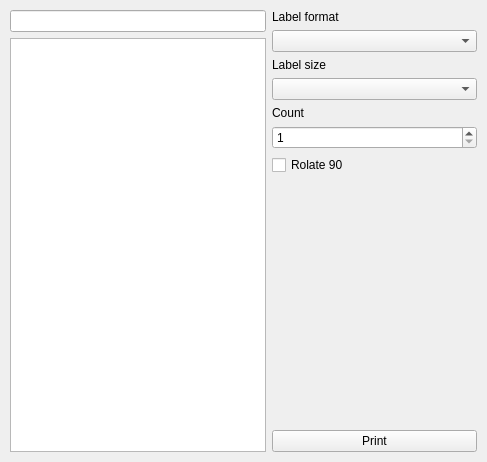
This is mainwindow.ui in gusya1/PrintLabelMS as Qt 5 draws it before an edit. The edited form follows.
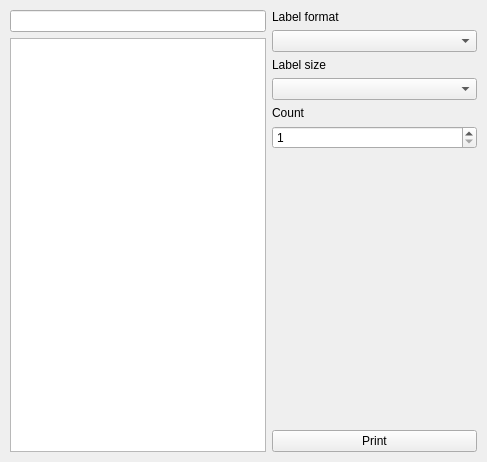
This is the edited form.

Patch:
```diff
--- a/mainwindow.ui
+++ b/mainwindow.ui
@@ -83,13 +83,6 @@
         </property>
        </widget>
       </item>
-      <item>
-       <widget class="QCheckBox" name="checkRotate90">
-        <property name="text">
-         <string>Rolate 90</string>
-        </property>
-       </widget>
-      </item>
       <item>
        <spacer name="verticalSpacer">
         <property name="orientation">
```
